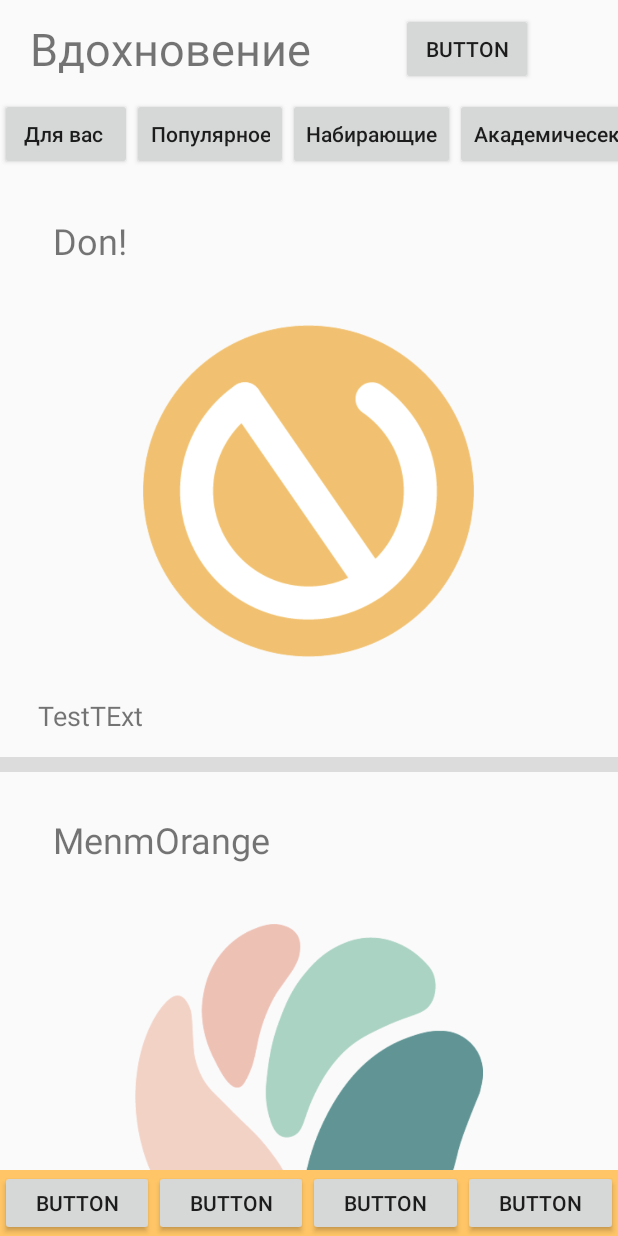
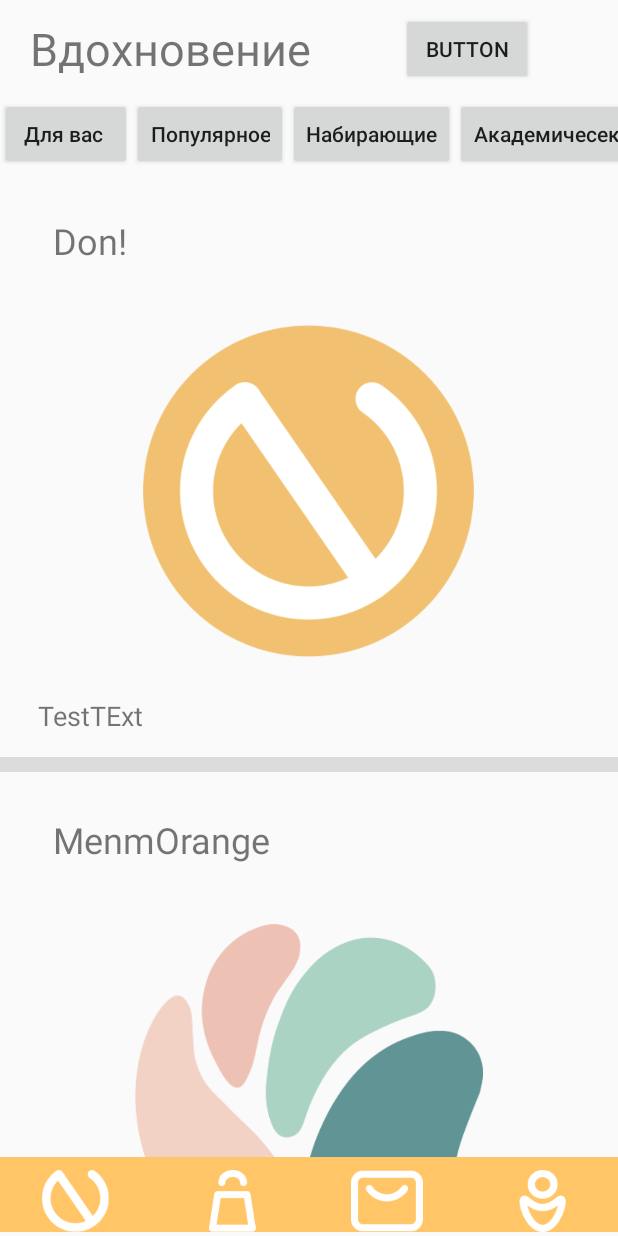
Before and after one commit to Menma-orange/verve, an Android app: the screen it shows after launch (main), on a phone screen of 412 x 824 dp. Run offline under Robolectric (Android 15) with nearby library versions, the phone set to English and light mode, and no system bars.

Commit message:
Надеюсь окончательные

```diff
--- a/app/src/main/java/com/example/verve/main.java
+++ b/app/src/main/java/com/example/verve/main.java
@@ -7,6 +7,7 @@ import androidx.fragment.app.FragmentTransaction;
 import android.os.Bundle;
 import android.view.View;
 import android.widget.Button;
+import android.widget.ImageView;
 
 import com.example.verve.fragments.Fragment_Message;
 import com.example.verve.fragments.Fragment_Shop;
@@ -19,10 +20,10 @@ public class main extends AppCompatActivity {
         super.onCreate(savedInstanceState);
         setContentView(R.layout.activity_main2);
 
-        final Button verve = (Button)findViewById(R.id.verve);
-        final Button shop = (Button)findViewById(R.id.shop);
-        final Button message = (Button)findViewById(R.id.message);
-        final Button other = (Button)findViewById(R.id.other);
+        final ImageView verve = (ImageView)findViewById(R.id.verve);
+        final ImageView shop = (ImageView)findViewById(R.id.shop);
+        final ImageView message = (ImageView)findViewById(R.id.message);
+        final ImageView other = (ImageView)findViewById(R.id.other);
 
         Display(0);
 
--- a/app/src/main/res/layout/activity_main2.xml
+++ b/app/src/main/res/layout/activity_main2.xml
@@ -9,12 +9,12 @@
 
     <LinearLayout
         android:layout_width="match_parent"
-        android:layout_height="match_parent"
+        android:layout_height="821dp"
         android:orientation="vertical">
 
         <LinearLayout
             android:layout_width="match_parent"
-            android:layout_height="780dp"
+            android:layout_height="771dp"
             android:orientation="vertical">
 
             <FrameLayout
@@ -27,37 +27,53 @@
 
         <LinearLayout
             android:layout_width="match_parent"
-            android:layout_height="wrap_content"
-            android:background="@drawable/bottom"
+            android:layout_height="53dp"
+            android:background="@drawable/bottom_big"
             android:orientation="horizontal">
 
-            <Button
+            <ImageView
                 android:id="@+id/verve"
-                android:layout_width="wrap_content"
-                android:layout_height="wrap_content"
+                android:layout_width="match_parent"
+                android:layout_height="match_parent"
+                android:layout_marginTop="5dp"
+                android:layout_marginRight="2dp"
                 android:layout_weight="1"
-                android:text="Button" />
+                android:padding="3dp"
+                android:scaleType="centerInside"
+                app:srcCompat="@drawable/icon_verve" />
 
-            <Button
+            <ImageView
                 android:id="@+id/shop"
-                android:layout_width="wrap_content"
-                android:layout_height="wrap_content"
+                android:layout_width="match_parent"
+                android:layout_height="match_parent"
+                android:layout_marginHorizontal="2dp"
+                android:layout_marginTop="5dp"
+                android:padding="3dp"
                 android:layout_weight="1"
-                android:text="Button" />
+                android:scaleType="centerInside"
+                app:srcCompat="@drawable/icon_shop" />
 
-            <Button
+            <ImageView
                 android:id="@+id/message"
-                android:layout_width="wrap_content"
-                android:layout_height="wrap_content"
+                android:layout_width="match_parent"
+                android:layout_height="match_parent"
+                android:layout_marginHorizontal="2dp"
+                android:layout_marginTop="5dp"
                 android:layout_weight="1"
-                android:text="Button" />
+                android:padding="3dp"
+                android:scaleType="centerInside"
+                app:srcCompat="@drawable/icon_message" />
 
-            <Button
+            <ImageView
                 android:id="@+id/other"
-                android:layout_width="wrap_content"
-                android:layout_height="wrap_content"
+                android:layout_width="match_parent"
+                android:layout_height="match_parent"
+                android:padding="3dp"
+                android:layout_marginLeft="2dp"
+                android:layout_marginTop="5dp"
                 android:layout_weight="1"
-                android:text="Button" />
+                android:scaleType="centerInside"
+                app:srcCompat="@drawable/icon_other" />
         </LinearLayout>
 
     </LinearLayout>
```
Also changed, not shown: app/src/main/res/drawable/bottom_big.png (added), app/src/main/res/drawable/icon_message.png (added), app/src/main/res/drawable/icon_other.png (added), app/src/main/res/drawable/icon_shop.png (added), app/src/main/res/drawable/icon_verve.png (added).
